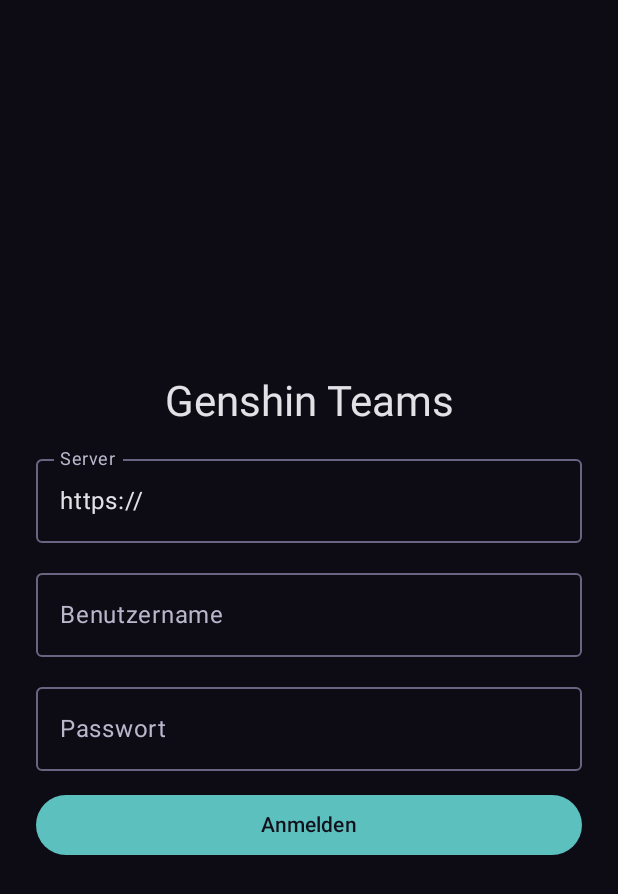
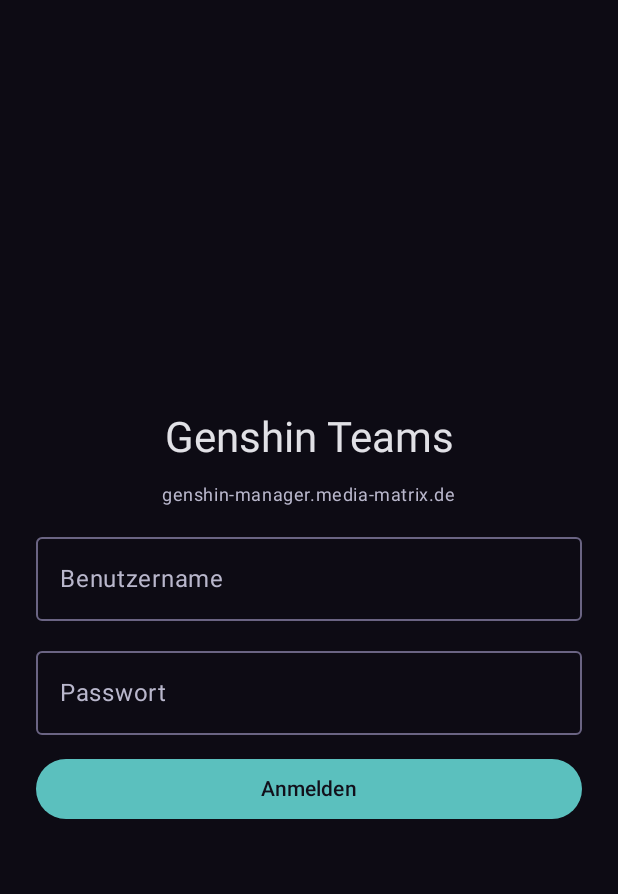
Before and after one commit to sonictriplex/genshin-team-manager, an Android app built with Jetpack Compose: the screen it shows after launch (MainActivity), on a phone screen of 412 x 824 dp. Shown: the top 894 px of the screen. Run offline under Robolectric (Android 15) with nearby library versions, the phone set to English and light mode, and no system bars; pictures from the network do not load.

Commit message:
Android: feste Server-Adresse, im Release kein Eingabefeld
Die Adresse steht als BuildConfig.DEFAULT_SERVER_URL in build.gradle.kts.
Debug und Staging behalten das Feld für lokale Testserver.

Co-Authored-By: Claude Sonnet 5.5 <noreply@anthropic.com>

```diff
--- a/android/app/src/main/java/de/sonictriplex/genshinteams/ui/AppViewModel.kt
+++ b/android/app/src/main/java/de/sonictriplex/genshinteams/ui/AppViewModel.kt
@@ -6,6 +6,7 @@ import androidx.compose.runtime.mutableStateOf
 import androidx.compose.runtime.setValue
 import androidx.lifecycle.AndroidViewModel
 import androidx.lifecycle.viewModelScope
+import de.sonictriplex.genshinteams.BuildConfig
 import de.sonictriplex.genshinteams.data.ApiClient
 import de.sonictriplex.genshinteams.data.ApiException
 import de.sonictriplex.genshinteams.data.Build
@@ -53,7 +54,7 @@ class AppViewModel(app: Application) : AndroidViewModel(app) {
 
     init {
         if (loggedIn) {
-            cache.load(session.serverUrl, session.username)?.let {
+            cache.load(serverUrl, session.username)?.let {
                 userData = it.data
                 dataSavedAt = it.savedAt
             }
@@ -61,7 +62,14 @@ class AppViewModel(app: Application) : AndroidViewModel(app) {
         }
     }
 
-    private fun api(baseUrl: String = session.serverUrl) = ApiClient(baseUrl, { session.token })
+    /**
+     * Der Server: im Release immer die fest eingestellte Adresse (eine früher gespeicherte wird ignoriert),
+     * in Debug und Staging die zuletzt eingegebene.
+     */
+    val serverUrl: String
+        get() = if (BuildConfig.SERVER_EDITABLE) session.serverUrl.ifEmpty { BuildConfig.DEFAULT_SERVER_URL } else BuildConfig.DEFAULT_SERVER_URL
+
+    private fun api(baseUrl: String = serverUrl) = ApiClient(baseUrl, { session.token })
 
     fun login(serverUrl: String, username: String, password: String) {
         val url = serverUrl.trim().trimEnd('/')
@@ -118,7 +126,7 @@ class AppViewModel(app: Application) : AndroidViewModel(app) {
     private suspend fun storeCache(data: ExchangeFile) {
         val now = System.currentTimeMillis()
         dataSavedAt = now
-        val server = session.serverUrl
+        val server = serverUrl
         val user = session.username
         withContext(Dispatchers.IO) { cache.save(server, user, data, now) }
     }
--- a/android/app/src/main/java/de/sonictriplex/genshinteams/ui/LoginScreen.kt
+++ b/android/app/src/main/java/de/sonictriplex/genshinteams/ui/LoginScreen.kt
@@ -22,10 +22,12 @@ import androidx.compose.ui.Modifier
 import androidx.compose.ui.text.input.KeyboardType
 import androidx.compose.ui.text.input.PasswordVisualTransformation
 import androidx.compose.ui.unit.dp
+import de.sonictriplex.genshinteams.BuildConfig
 
 @Composable
 fun LoginScreen(vm: AppViewModel) {
-    var server by rememberSaveable { mutableStateOf(vm.session.serverUrl.ifEmpty { "https://" }) }
+    // Nur in Debug und Staging bearbeitbar; im Release ist der Server fest (BuildConfig.DEFAULT_SERVER_URL)
+    var server by rememberSaveable { mutableStateOf(vm.serverUrl) }
     var username by rememberSaveable { mutableStateOf(vm.session.username) }
     var password by rememberSaveable { mutableStateOf("") }
 
@@ -35,12 +37,22 @@ fun LoginScreen(vm: AppViewModel) {
         horizontalAlignment = Alignment.CenterHorizontally,
     ) {
         Text("Genshin Teams", style = MaterialTheme.typography.headlineMedium)
+        if (!BuildConfig.SERVER_EDITABLE) {
+            // Zeigt, wohin die Anmeldung geht (nur der Host, ohne https://)
+            Text(
+                BuildConfig.DEFAULT_SERVER_URL.removePrefix("https://").removePrefix("http://"),
+                style = MaterialTheme.typography.bodySmall,
+                color = MaterialTheme.colorScheme.onSurfaceVariant,
+            )
+        }
         Column(Modifier.widthIn(max = 420.dp), verticalArrangement = Arrangement.spacedBy(12.dp)) {
-            OutlinedTextField(
-                server, { server = it }, label = { Text("Server") }, singleLine = true,
-                keyboardOptions = KeyboardOptions(keyboardType = KeyboardType.Uri),
-                modifier = Modifier.fillMaxWidth(),
-            )
+            if (BuildConfig.SERVER_EDITABLE) {
+                OutlinedTextField(
+                    server, { server = it }, label = { Text("Server") }, singleLine = true,
+                    keyboardOptions = KeyboardOptions(keyboardType = KeyboardType.Uri),
+                    modifier = Modifier.fillMaxWidth(),
+                )
+            }
             OutlinedTextField(
                 username, { username = it }, label = { Text("Benutzername") }, singleLine = true,
                 modifier = Modifier.fillMaxWidth(),
```
Also changed, not shown: android/app/build.gradle.kts (+10 -0 lines), 2 other files.
